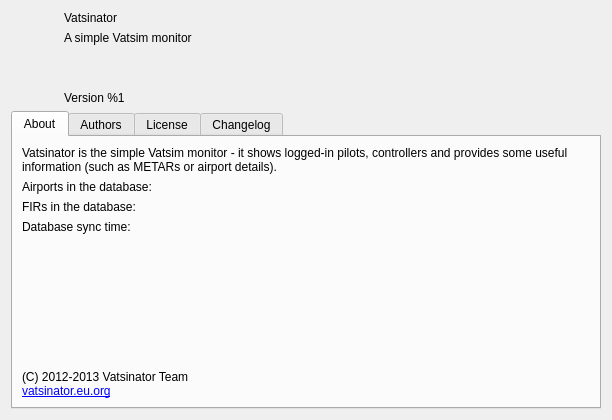
Old version of the form source/ui/resources/aboutwindow.ui in the repository Vatsinator/vatsinator-legacy.
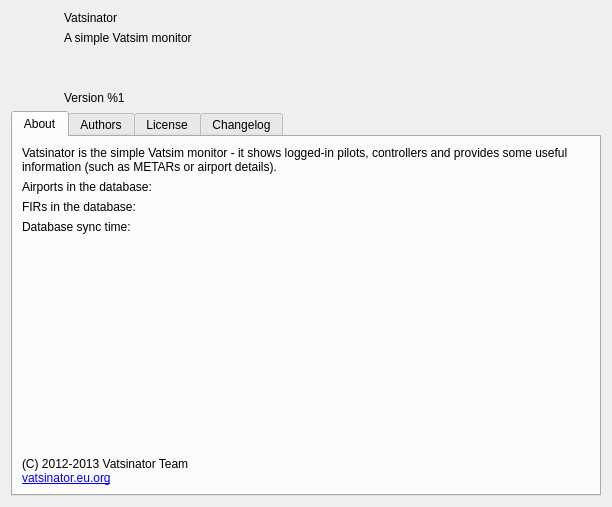
New version of the form. Icons and pictures are not drawn.

```diff
--- a/source/ui/resources/aboutwindow.ui
+++ b/source/ui/resources/aboutwindow.ui
@@ -7,7 +7,7 @@
     <x>0</x>
     <y>0</y>
     <width>612</width>
-    <height>420</height>
+    <height>507</height>
    </rect>
   </property>
   <property name="windowTitle">
```
